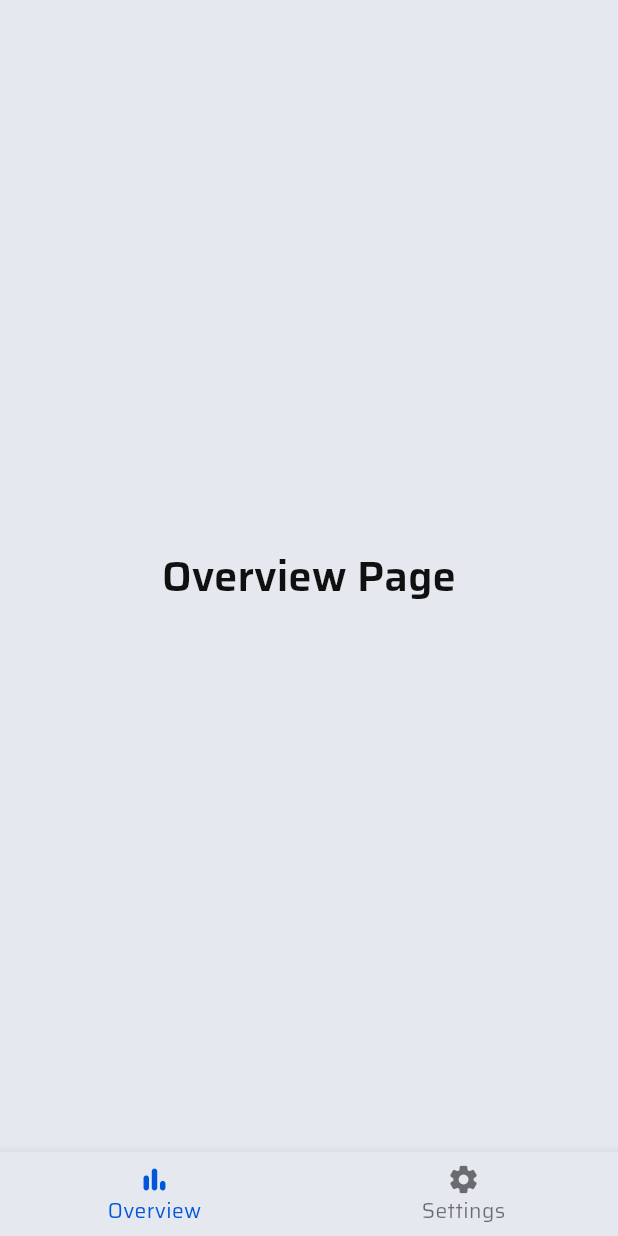
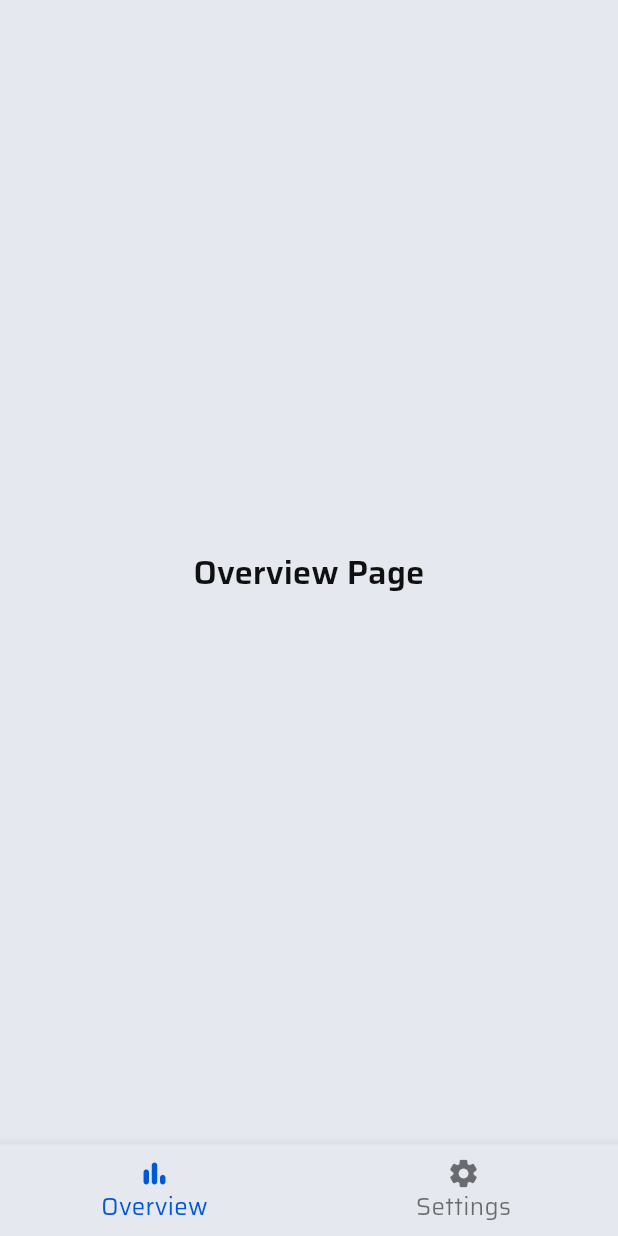
Before and after one commit to thyb-zytek/budgly, a Flutter app: the screen it shows after launch, on a phone screen of 412 x 824 dp. Run offline on Flutter 3.47's test engine with Material 3 defaults, Android fonts, the phone set to English and light mode, and no system bars; our stand-ins replace go_router; generated files the repository leaves out were written again.

Commit message:
:lipstick: Update theme

```diff
--- a/lib/src/core/theme/theme.dart
+++ b/lib/src/core/theme/theme.dart
@@ -4,25 +4,25 @@ class MaterialTheme {
   const MaterialTheme();
 
   static TextTheme textTheme = TextTheme(
-    displayLarge: TextStyle(fontSize: 57, fontWeight: FontWeight.w900),
-    displayMedium: TextStyle(fontSize: 45, fontWeight: FontWeight.w800),
+    displayLarge: TextStyle(fontSize: 50, fontWeight: FontWeight.w900),
+    displayMedium: TextStyle(fontSize: 40, fontWeight: FontWeight.w800),
     displaySmall: TextStyle(fontSize: 36, fontWeight: FontWeight.w700),
 
-    headlineLarge: TextStyle(fontSize: 32, fontWeight: FontWeight.w700),
-    headlineMedium: TextStyle(fontSize: 28, fontWeight: FontWeight.w600),
-    headlineSmall: TextStyle(fontSize: 24, fontWeight: FontWeight.w600),
+    headlineLarge: TextStyle(fontSize: 24, fontWeight: FontWeight.w700),
+    headlineMedium: TextStyle(fontSize: 22, fontWeight: FontWeight.w600),
+    headlineSmall: TextStyle(fontSize: 20, fontWeight: FontWeight.w600),
 
     titleLarge: TextStyle(fontSize: 22, fontWeight: FontWeight.w700),
-    titleMedium: TextStyle(fontSize: 16, fontWeight: FontWeight.w600),
-    titleSmall: TextStyle(fontSize: 14, fontWeight: FontWeight.w500),
+    titleMedium: TextStyle(fontSize: 20, fontWeight: FontWeight.w600),
+    titleSmall: TextStyle(fontSize: 18, fontWeight: FontWeight.w500),
 
-    bodyLarge: TextStyle(fontSize: 16, fontWeight: FontWeight.w500),
-    bodyMedium: TextStyle(fontSize: 14, fontWeight: FontWeight.w400),
-    bodySmall: TextStyle(fontSize: 12, fontWeight: FontWeight.w400),
+    bodyLarge: TextStyle(fontSize: 18, fontWeight: FontWeight.w500),
+    bodyMedium: TextStyle(fontSize: 16, fontWeight: FontWeight.w400),
+    bodySmall: TextStyle(fontSize: 14, fontWeight: FontWeight.w400),
 
-    labelLarge: TextStyle(fontSize: 14, fontWeight: FontWeight.w600),
-    labelMedium: TextStyle(fontSize: 12, fontWeight: FontWeight.w500),
-    labelSmall: TextStyle(fontSize: 11, fontWeight: FontWeight.w500),
+    labelLarge: TextStyle(fontSize: 16, fontWeight: FontWeight.w600),
+    labelMedium: TextStyle(fontSize: 14, fontWeight: FontWeight.w500),
+    labelSmall: TextStyle(fontSize: 12, fontWeight: FontWeight.w500),
   );
 
   static ColorScheme lightScheme() {
@@ -131,8 +131,8 @@ class MaterialTheme {
   static const success = ExtendedColor(
     seed: Color(0xff5ECA57),
     value: Color(0xff5ECA57),
-    light: ColorFamily(color: Color(0xff5ECA57), onColor: Color(0xff101011)),
-    dark: ColorFamily(color: Color(0xff85F08A), onColor: Color(0xff101011)),
+    light: ColorFamily(color: Color(0xff5ECA57), onColor: Color(0xFFE5E9EF)),
+    dark: ColorFamily(color: Color(0xff85F08A), onColor: Color(0xFFE5E9EF)),
   );
 
   List<ExtendedColor> get extendedColors => [success];
```
